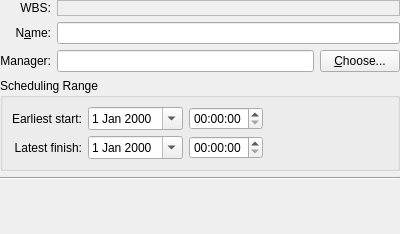
Before: the Qt Designer form plan/libs/ui/kptmainprojectpanelbase.ui in KDE/calligra, drawn with Qt 5.
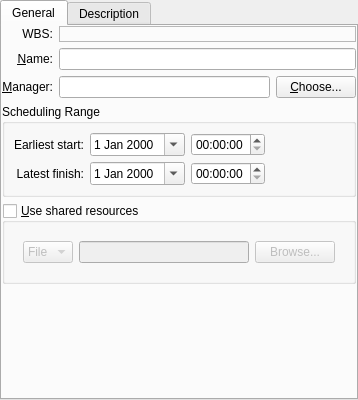
After: the same form once the commit is applied. Icons and pictures are not drawn. Custom widgets are drawn as their Qt base class.

Commit message:
Plan: Add support for shared resources
This includes:
. A new startup widget (for plan only)
. Project default settings
. Additions to project settings for shared resources configuration

This was technically possible before also, but without any ui support.

```diff
--- a/plan/libs/ui/kptmainprojectpanelbase.ui
+++ b/plan/libs/ui/kptmainprojectpanelbase.ui
@@ -7,15 +7,46 @@
    <rect>
     <x>0</x>
     <y>0</y>
-    <width>400</width>
-    <height>234</height>
+    <width>358</width>
+    <height>400</height>
    </rect>
   </property>
   <property name="locale">
    <locale language="C" country="AnyCountry"/>
   </property>
-  <layout class="QVBoxLayout" name="verticalLayout">
-   <property name="margin">
+  <layout class="QHBoxLayout" name="horizontalLayout_3">
+   <property name="leftMargin">
+    <number>0</number>
+   </property>
+   <property name="topMargin">
+    <number>0</number>
+   </property>
+   <property name="rightMargin">
+    <number>0</number>
+   </property>
+   <property name="bottomMargin">
+    <number>0</number>
+   </property>
+   <item>
+    <widget class="QTabWidget" name="tabWidget">
+     <property name="currentIndex">
+      <number>0</number>
+     </property>
+     <widget class="QWidget" name="tab">
+      <attribute name="title">
+       <string>General</string>
+      </attribute>
+      <layout class="QVBoxLayout" name="verticalLayout_2">
+       <property name="leftMargin">
+        <number>0</number>
+       </property>
+       <property name="topMargin">
+        <number>0</number>
+       </property>
+       <property name="rightMargin">
+        <number>0</number>
+       </property>
+       <property name="bottomMargin">
     <number>0</number>
    </property>
    <item>
@@ -61,10 +92,7 @@
         <string>The project name.</string>
        </property>
        <property name="text">
-        <string>N&amp;ame:</string>
-       </property>
-       <property name="wordWrap">
-        <bool>false</bool>
+            <string>&amp;Name:</string>
        </property>
        <property name="alignment">
         <set>Qt::AlignRight|Qt::AlignTrailing|Qt::AlignVCenter</set>
@@ -93,7 +121,7 @@
         <string>The project leader.</string>
        </property>
        <property name="text">
-        <string>Manager:</string>
+            <string>&amp;Manager:</string>
        </property>
        <property name="alignment">
         <set>Qt::AlignVCenter</set>
@@ -201,10 +229,46 @@
     </widget>
    </item>
    <item>
-    <widget class="Line" name="line">
-     <property name="orientation">
-      <enum>Qt::Horizontal</enum>
-     </property>
+        <widget class="QGroupBox" name="useSharedResources">
+         <property name="title">
+          <string>&amp;Use shared resources</string>
+         </property>
+         <property name="checkable">
+          <bool>true</bool>
+         </property>
+         <property name="checked">
+          <bool>false</bool>
+         </property>
+         <layout class="QGridLayout" name="gridLayout_3">
+          <item row="0" column="0" colspan="2">
+           <widget class="QWidget" name="resourcesWidget" native="true">
+            <layout class="QHBoxLayout" name="horizontalLayout_2">
+             <item>
+              <widget class="QComboBox" name="resourcesType">
+               <item>
+                <property name="text">
+                 <string>File</string>
+                </property>
+               </item>
+              </widget>
+             </item>
+             <item>
+              <widget class="QLineEdit" name="resourcesFile"/>
+             </item>
+             <item>
+              <widget class="QPushButton" name="resourcesBrowseBtn">
+               <property name="text">
+                <string>Browse...</string>
+               </property>
+               <property name="icon">
+                <iconset theme="document-open"/>
+               </property>
+              </widget>
+             </item>
+            </layout>
+           </widget>
+          </item>
+         </layout>
     </widget>
    </item>
    <item>
@@ -215,10 +279,33 @@
      <property name="sizeHint" stdset="0">
       <size>
        <width>20</width>
-       <height>35</height>
+           <height>40</height>
       </size>
      </property>
     </spacer>
+       </item>
+      </layout>
+     </widget>
+     <widget class="QWidget" name="tab_2">
+      <attribute name="title">
+       <string>Description</string>
+      </attribute>
+      <layout class="QVBoxLayout" name="verticalLayout">
+       <property name="leftMargin">
+        <number>0</number>
+       </property>
+       <property name="topMargin">
+        <number>0</number>
+       </property>
+       <property name="rightMargin">
+        <number>0</number>
+       </property>
+       <property name="bottomMargin">
+        <number>0</number>
+       </property>
+      </layout>
+     </widget>
+    </widget>
    </item>
   </layout>
  </widget>
```
Left out of the diff: 33 changed lines with no effect on the pictures. Lines whose indentation alone changed are shown as unchanged. The commit also changes 43 other files.
